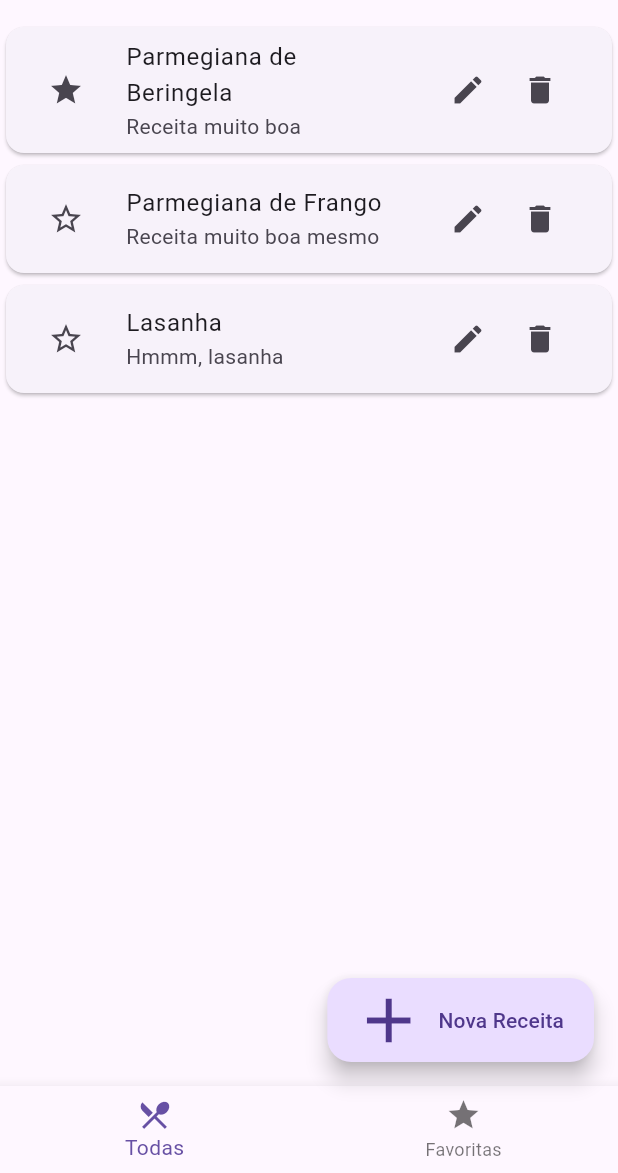
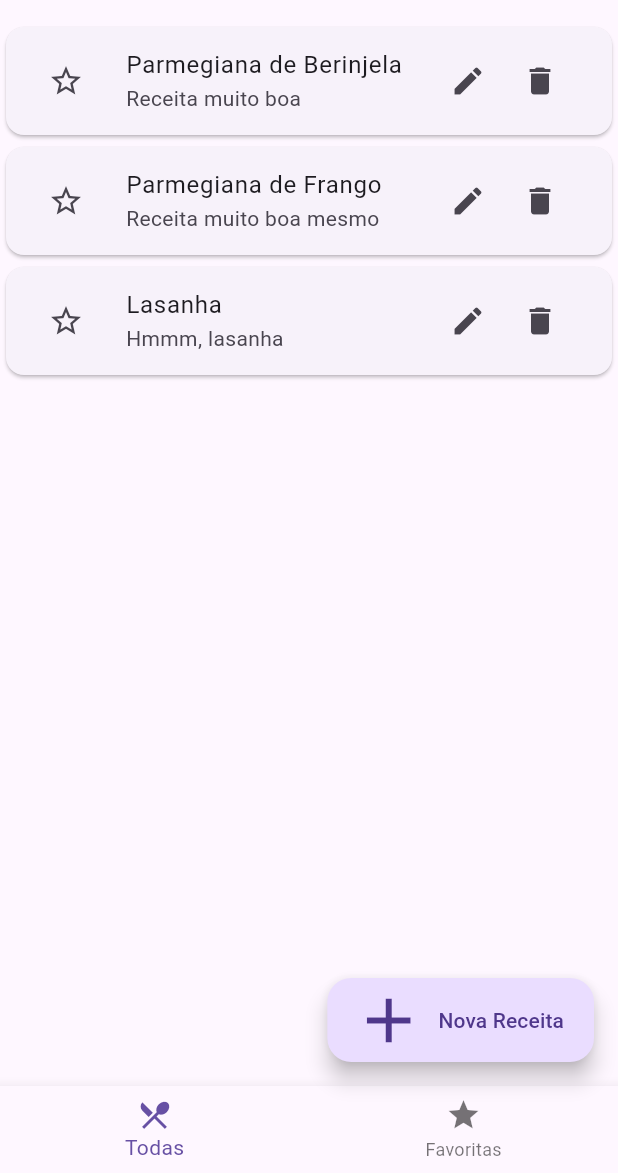
Before and after one commit to victorcassao/programacao-mobile-8A, a Flutter app: the screen it shows after launch, on a phone screen of 412 x 824 dp, the part 63-1236 px from its top. Run offline on Flutter 3.47's test engine with Material 3 defaults, Android fonts, the phone set to English and light mode, and no system bars.

Commit message:
aula_20250910

```diff
--- /dev/null
+++ b/lib/dados_receitas.dart
@@ -0,0 +1,88 @@
+List<Map<String, dynamic>> minhasReceitas = [
+  {
+    "titulo": "Parmegiana de Berinjela",
+    "descricao": "Receita muito boa",
+    "estaFavoritada": false,
+    "porcoes": 4,
+    "tempoPreparo": 60,
+    "categorias": ["Vegetariana", "Parmegiana"],
+    "ingredientes": [
+      "2 berinjelas grandes",
+      "Sal a gosto",
+      "1/2 xícara de farinha de trigo",
+      "2 ovos batidos",
+      "1 xícara de farinha de rosca",
+      "Óleo para fritar",
+      "2 xícaras de molho de tomate",
+      "250 g de muçarela fatiada",
+      "50 g de parmesão ralado",
+      "Pimenta-do-reino a gosto",
+    ],
+    "modoPreparo": [
+      "Corte as berinjelas em fatias de 0,5 cm e salpique sal. Deixe descansar 10 minutos.",
+      "Seque as fatias, passe na farinha de trigo, depois nos ovos e, por fim, na farinha de rosca.",
+      "Frite em óleo quente até dourar. Escorra em papel-toalha.",
+      "Em um refratário, faça camadas de berinjela, molho de tomate e muçarela.",
+      "Finalize com parmesão e leve ao forno pré-aquecido a 200°C por 20 minutos para gratinar.",
+      "Sirva quente e ajuste sal e pimenta a gosto.",
+    ],
+  },
+  {
+    "titulo": "Parmegiana de Frango",
+    "descricao": "Receita muito boa mesmo",
+    "estaFavoritada": false,
+    "porcoes": 4,
+    "tempoPreparo": 45,
+    "categorias": ["Aves", "Parmegiana"],
+    "ingredientes": [
+      "600 g de peito de frango em bifes finos",
+      "Sal a gosto",
+      "Pimenta-do-reino a gosto",
+      "2 dentes de alho amassados",
+      "1/2 xícara de farinha de trigo",
+      "2 ovos batidos",
+      "1 xícara de farinha de rosca",
+      "Óleo para fritar",
+      "2 xícaras de molho de tomate",
+      "250 g de muçarela fatiada",
+      "50 g de parmesão ralado",
+    ],
+    "modoPreparo": [
+      "Tempere os bifes com sal, pimenta e alho. Descanse por 10 minutos.",
+      "Empane passando na farinha de trigo, depois nos ovos e, por fim, na farinha de rosca.",
+      "Frite em óleo quente até dourar e cozinhar por dentro. Escorra.",
+      "Transfira para um refratário, cubra com molho de tomate e muçarela.",
+      "Polvilhe parmesão e leve ao forno a 200°C por 15–20 minutos para gratinar.",
+      "Sirva imediatamente com acompanhamentos de sua preferência.",
+    ],
+  },
+  {
+    "titulo": "Lasanha",
+    "descricao": "Hmmm, lasanha",
+    "estaFavoritada": false,
+    "porcoes": 6,
+    "tempoPreparo": 70,
+    "categorias": ["Massas", "Italiana"],
+    "ingredientes": [
+      "300 g de massa para lasanha (pré-cozida)",
+      "500 g de carne moída",
+      "1 cebola picada",
+      "2 dentes de alho picados",
+      "3 xícaras de molho de tomate",
+      "300 g de muçarela fatiada",
+      "200 g de presunto fatiado",
+      "60 g de queijo parmesão ralado",
+      "1 colher de sopa de azeite",
+      "Sal a gosto",
+      "Pimenta-do-reino a gosto",
+    ],
+    "modoPreparo": [
+      "Refogue a cebola e o alho no azeite. Junte a carne e cozinhe até dourar.",
+      "Adicione o molho de tomate, ajuste sal e pimenta e cozinhe por 10 minutos.",
+      "Em um refratário, monte camadas de molho, massa, presunto e muçarela. Repita as camadas.",
+      "Finalize com molho e parmesão ralado por cima.",
+      "Leve ao forno pré-aquecido a 200°C por 30–40 minutos, até borbulhar e gratinar.",
+      "Descanse por 10 minutos antes de cortar e servir.",
+    ],
+  },
+];
--- /dev/null
+++ b/lib/data/receitas.dart
@@ -0,0 +1,35 @@
+class Receita {
+
+  String titulo;
+  String descricao;
+  bool estaFavoritada;
+  int porcoes;
+  int tempoPreparo;
+  List<String> categorias;
+  List<String> ingredientes;
+  List<String> modoPreparo;
+
+  Receita({
+    required this.titulo,
+    required this.descricao,
+    required this.estaFavoritada,
+    required this.porcoes,
+    required this.tempoPreparo,
+    required this.categorias,
+    required this.ingredientes,
+    required this.modoPreparo,
+  });
+
+  factory Receita.fromJson(Map<String, dynamic> r){
+    return Receita(
+      titulo: r["titulo"],
+      descricao: r["descricao"],
+      estaFavoritada: r["estaFavoritada"],
+      porcoes: r["porcoes"],
+      tempoPreparo: r["tempoPreparo"],
+      categorias: r["categorias"],
+      ingredientes: r["ingredientes"],
+      modoPreparo: r["modoPreparo"]
+    );
+  }
+}
--- a/lib/main.dart
+++ b/lib/main.dart
@@ -1,5 +1,6 @@
 import 'package:flutter/material.dart';
 import 'package:programacao_mobile_8A/pages/lista_receitas/pagina_lista_receitas.dart';
+import 'dados_receitas.dart';
 
 void main() {
   runApp(const MyApp());
@@ -28,23 +29,6 @@ class HomePage extends StatefulWidget {
 
 class _HomePageState extends State<HomePage> {
   int _indice = 0;
-  List<Map<String, dynamic>> minhasReceitas = [
-      {
-        "titulo": "Parmegiana de Beringela",
-        "descricao": "Receita muito boa",
-        "estaFavoritada": true,
-      },
-      {
-        "titulo": "Parmegiana de Frango",
-        "descricao": "Receita muito boa mesmo",
-        "estaFavoritada": false,
-      },
-      {
-        "titulo": "Lasanha",
-        "descricao": "Hmmm, lasanha",
-        "estaFavoritada": false,
-      },
-    ];
 
   void alternarFavoritoPorTitulo(String titulo){
 
--- /dev/null
+++ b/lib/pages/detalhes_receita/pagina_detalhe_receita.dart
@@ -0,0 +1,68 @@
+import 'package:flutter/material.dart';
+import 'package:programacao_mobile_8A/data/receitas.dart';
+
+class PaginaDetalhesReceita extends StatelessWidget {
+  final Receita receita;
+
+  const PaginaDetalhesReceita({required this.receita, super.key});
+
+  @override
+  Widget build(BuildContext context) {
+    return Scaffold(
+      appBar: AppBar(title: Text(receita.titulo)),
+      body: Column(
+        children: [
+          // Cabeçalho
+          WidgetCabecalhoDetalheReceita(receita: receita),
+          // Corpo
+        ],
+      ),
+    );
+  }
+}
+
+class WidgetCabecalhoDetalheReceita extends StatelessWidget {
+  const WidgetCabecalhoDetalheReceita({
+    super.key,
+    required this.receita,
+  });
+
+  final Receita receita;
+
+  @override
+  Widget build(BuildContext context) {
+    return Padding(
+      padding: EdgeInsetsGeometry.all(20),
+      child: Row(
+        crossAxisAlignment: CrossAxisAlignment.center,
+        children: [
+          Expanded(
+            child: Column(
+              crossAxisAlignment: CrossAxisAlignment.start,
+              children: [
+                Text(
+                  receita.titulo,
+                  style: TextStyle(
+                    fontSize: 30,
+                    fontWeight: FontWeight.bold,
+                  ),
+                ),
+                SizedBox(height: 4),
+                Text(
+                  receita.descricao,
+                  maxLines: 1,
+                  overflow: TextOverflow.ellipsis,
+                  ),
+              ],
+            ),
+          ),
+          SizedBox(width: 50),
+          Icon(
+            receita.estaFavoritada ? Icons.star : Icons.star_border,
+            size: 30,
+          ),
+        ],
+      ),
+    );
+  }
+}
--- a/lib/pages/lista_receitas/pagina_lista_receitas.dart
+++ b/lib/pages/lista_receitas/pagina_lista_receitas.dart
@@ -1,4 +1,5 @@
 import 'package:flutter/material.dart';
+import 'package:programacao_mobile_8A/data/receitas.dart';
 import 'package:programacao_mobile_8A/pages/lista_receitas/widgets/item_lista_receitas_widget.dart';
 
 class PaginaListaReceitas extends StatelessWidget {
@@ -17,12 +18,11 @@ class PaginaListaReceitas extends StatelessWidget {
     return ListView.builder(
       itemCount: dadosReceitas.length,
       itemBuilder: (context, index) {
-        var item = dadosReceitas[index];
+        Receita item = Receita.fromJson(dadosReceitas[index]);
+
         return ItemListaReceita(
-          titulo: item['titulo'],
-          descricao: item['descricao'],
-          estaFavoritada: item['estaFavoritada'],
-          aoFavoritar: () => aoAlternarFavorito(item['titulo']),
+          receita: item,
+          aoFavoritar: () => aoAlternarFavorito(item.titulo),
         );
       },
     );
--- a/lib/pages/lista_receitas/widgets/item_lista_receitas_widget.dart
+++ b/lib/pages/lista_receitas/widgets/item_lista_receitas_widget.dart
@@ -1,15 +1,13 @@
 import 'package:flutter/material.dart';
+import 'package:programacao_mobile_8A/data/receitas.dart';
+import 'package:programacao_mobile_8A/pages/detalhes_receita/pagina_detalhe_receita.dart';
 
 class ItemListaReceita extends StatelessWidget {
-  final String titulo;
-  final String descricao;
-  final bool estaFavoritada;
+  final Receita receita;
   final VoidCallback aoFavoritar;
 
   const ItemListaReceita({
-    required this.titulo,
-    required this.descricao,
-    required this.estaFavoritada,
+    required this.receita,
     required this.aoFavoritar,
     super.key,
   });
@@ -18,13 +16,21 @@ class ItemListaReceita extends StatelessWidget {
   Widget build(BuildContext context) {
     return Card(
       child: ListTile(
-        onTap: () => print(titulo),
+        onTap: () {
+          Navigator.of(context).push(
+            MaterialPageRoute(
+              builder: (_) => PaginaDetalhesReceita(
+                receita: receita,
+              ),
+            ),
+          );
+        },
         leading: IconButton(
-          icon: estaFavoritada ? Icon(Icons.star) : Icon(Icons.star_border),
+          icon: receita.estaFavoritada ? Icon(Icons.star) : Icon(Icons.star_border),
           onPressed: aoFavoritar,
         ),
-        title: Text(titulo),
-        subtitle: Text(descricao),
+        title: Text(receita.titulo),
+        subtitle: Text(receita.descricao),
         trailing: Row(
           mainAxisSize: MainAxisSize.min,
           children: [
```
